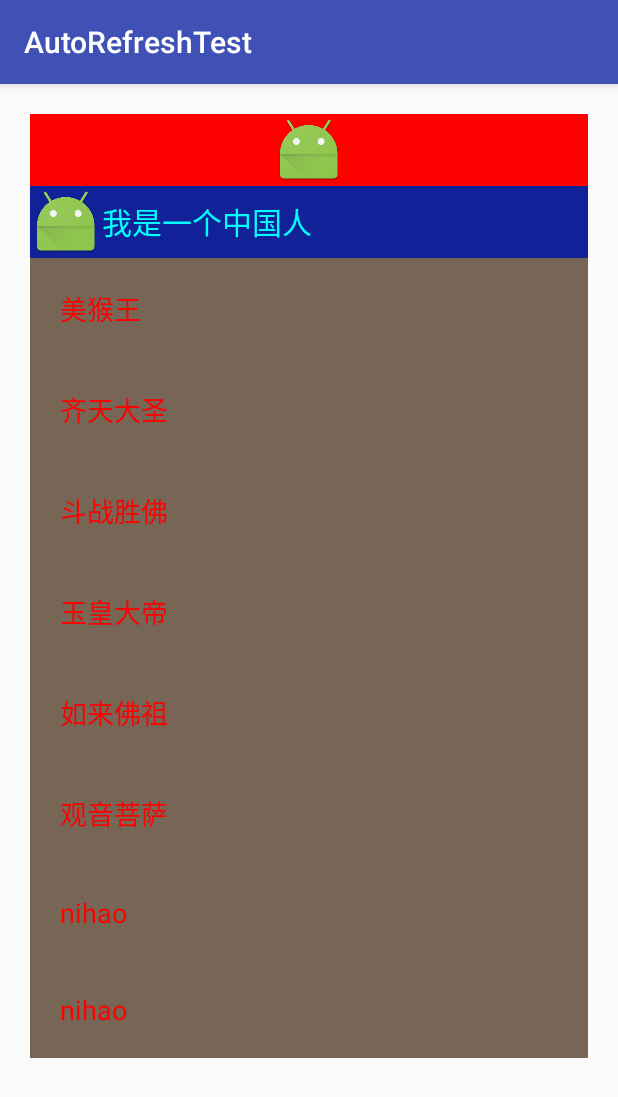
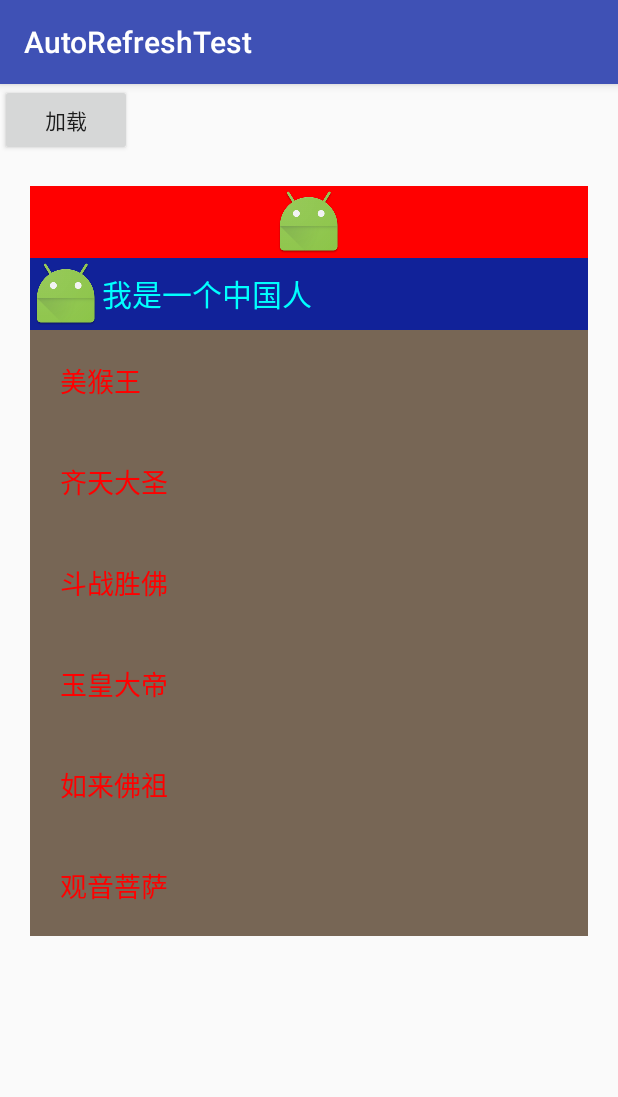
Before and after one commit to liuhuajian/ProjectNewTechnic, an Android app: the RecyclerViewActivity screen opened directly, with no data from a screen before it, on a phone screen of 412 x 824 dp. Shown: the top 1097 px of the screen. Run offline under Robolectric (Android 15) with nearby library versions, the phone set to English and light mode, and no system bars; our stand-ins replace ButterKnife.

Commit message:
在有headview的情况下，更新数据没异常

```diff
--- a/app/src/main/java/messi/lhj/com/projectnewtechnic/HeaderAndFooterWrapper.java
+++ b/app/src/main/java/messi/lhj/com/projectnewtechnic/HeaderAndFooterWrapper.java
@@ -109,4 +109,9 @@ public class HeaderAndFooterWrapper<T> extends RecyclerView.Adapter<RecyclerView
     public void refresh(List<T> datas){
         baseRecyclerViewAdapter.refresh(datas);
     }
+
+    public void insertData(List<T> datas){
+        baseRecyclerViewAdapter.insertData(datas);
+        notifyDataSetChanged();
+    }
 }
--- a/app/src/main/java/messi/lhj/com/projectnewtechnic/MyAdapter.java
+++ b/app/src/main/java/messi/lhj/com/projectnewtechnic/MyAdapter.java
@@ -33,4 +33,9 @@ public class MyAdapter extends BaseRecyclerViewAdapter<String> {
         this.mLists = mLists;
         notifyDataSetChanged();
     }
+
+    public void insertData(List<String> mLists){
+        this.mLists.addAll(mLists);
+        notifyDataSetChanged();
+    }
 }
--- a/app/src/main/java/messi/lhj/com/projectnewtechnic/base/BaseRecyclerViewAdapter.java
+++ b/app/src/main/java/messi/lhj/com/projectnewtechnic/base/BaseRecyclerViewAdapter.java
@@ -60,4 +60,8 @@ public abstract class BaseRecyclerViewAdapter<T> extends RecyclerView.Adapter<Re
         this.mLists = mLists;
     }
 
+    public void insertData(List<T> mLists){
+
+    }
+
 }
--- a/app/src/main/java/messi/lhj/com/projectnewtechnic/pages/RecyclerViewActivity.java
+++ b/app/src/main/java/messi/lhj/com/projectnewtechnic/pages/RecyclerViewActivity.java
@@ -49,8 +49,8 @@ public class RecyclerViewActivity extends AppCompatActivity {
         headerAndFooterWrapper.addHeaderView(headView);
         headerAndFooterWrapper.addHeaderView(headView2);
 
-        headerAndFooterWrapper.addFooterView(headView2);
-        headerAndFooterWrapper.addFooterView(headView);
+//        headerAndFooterWrapper.addFooterView(headView2);
+//        headerAndFooterWrapper.addFooterView(headView);
         recyclerview.setAdapter(headerAndFooterWrapper);
         refresh();
     }
@@ -71,4 +71,12 @@ public class RecyclerViewActivity extends AppCompatActivity {
             Toast.makeText(RecyclerViewActivity.this,"position="+postion,Toast.LENGTH_SHORT).show();
         }
     };
+
+    public void loadOnClick(View view) {
+        List<String> datas = new ArrayList<>();
+        for (int i=0;i<5;i++){
+            datas.add("liuhuajian"+i);
+        }
+        headerAndFooterWrapper.insertData(datas);
+    }
 }
--- a/app/src/main/res/layout/activity_recycler_view.xml
+++ b/app/src/main/res/layout/activity_recycler_view.xml
@@ -1,12 +1,19 @@
 <?xml version="1.0" encoding="utf-8"?>
-<android.support.constraint.ConstraintLayout
+<LinearLayout
     xmlns:android="http://schemas.android.com/apk/res/android"
     xmlns:app="http://schemas.android.com/apk/res-auto"
     xmlns:tools="http://schemas.android.com/tools"
     android:layout_width="match_parent"
+    android:orientation="vertical"
     android:layout_height="match_parent"
     tools:context="messi.lhj.com.projectnewtechnic.pages.RecyclerViewActivity">
 
+    <Button
+        android:onClick="loadOnClick"
+        android:layout_width="wrap_content"
+        android:layout_height="wrap_content"
+        android:text="加载"
+        />
     <android.support.v7.widget.RecyclerView
         android:id="@+id/recyclerview"
         android:layout_margin="20dp"
@@ -14,4 +21,4 @@
         android:layout_height="match_parent">
 
     </android.support.v7.widget.RecyclerView>
-</android.support.constraint.ConstraintLayout>
+</LinearLayout>
```
